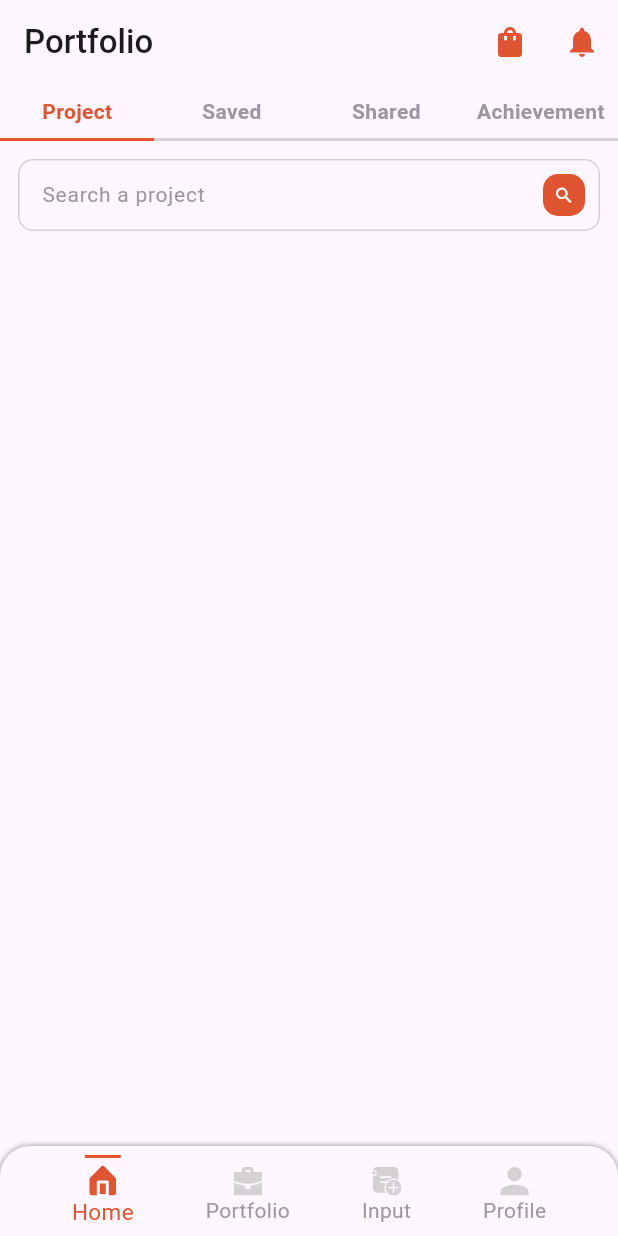
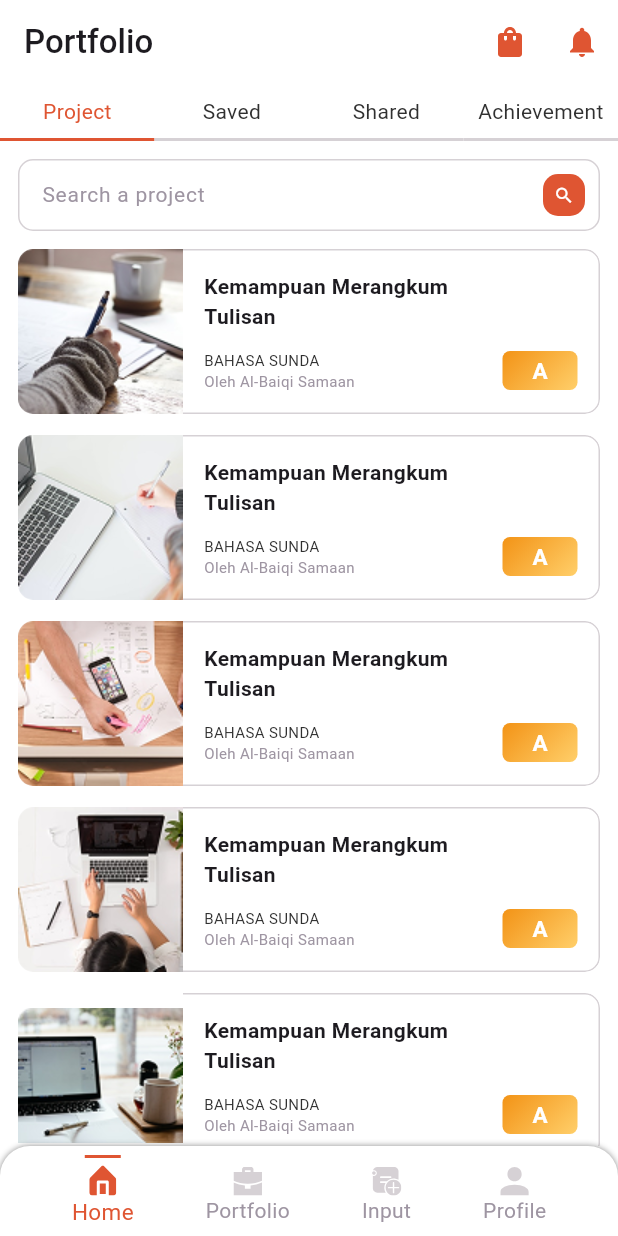
Before and after one commit to tapoban123/yoliday-internship-assignment, a Flutter app: the screen it shows after launch, on a phone screen of 412 x 824 dp. Run offline on Flutter 3.47's test engine with Material 3 defaults, Android fonts, the phone set to English and light mode, and no system bars; our stand-ins replace flutter_svg.

Commit message:
Completed ProjectsScreen

```diff
--- a/assignment_app/lib/custom_colors.dart
+++ b/assignment_app/lib/custom_colors.dart
@@ -9,4 +9,5 @@ class CustomColors {
   static Color textColor = const Color(0xFF303030);
   static Color textGreyColor = const Color(0xFF9E95A2);
   static Color greyColor = const Color(0xFFD6D1D5);
+  static Color whiteColor = const Color(0xFFFFFFFF);
 }
--- a/assignment_app/lib/home_screen.dart
+++ b/assignment_app/lib/home_screen.dart
@@ -77,8 +77,7 @@ class _HomeScreenState extends State<HomeScreen>
                               color:
                                   tabProvider.tabNumber == index
                                       ? CustomColors.deepOrangeColor
-                                      : CustomColors.textGreyColor,
-                              fontWeight: FontWeight.bold,
+                                      : CustomColors.textColor,
                             ),
                           ),
                         ),
--- a/assignment_app/lib/main.dart
+++ b/assignment_app/lib/main.dart
@@ -1,3 +1,4 @@
+import 'package:assignment_app/custom_colors.dart';
 import 'package:assignment_app/home_screen.dart';
 import 'package:assignment_app/providers/bottom_nav_provider.dart';
 import 'package:assignment_app/providers/tab_provider.dart';
@@ -23,6 +24,13 @@ class MyApp extends StatelessWidget {
         debugShowCheckedModeBanner: false,
         theme: ThemeData(
           colorScheme: ColorScheme.fromSeed(seedColor: Colors.deepPurple),
+        ).copyWith(
+          scaffoldBackgroundColor: CustomColors.whiteColor,
+          appBarTheme: AppBarTheme(
+            backgroundColor: CustomColors.whiteColor,
+            surfaceTintColor: CustomColors.whiteColor,
+            shadowColor: CustomColors.whiteColor,
+          ),
         ),
         home: const HomeScreen(),
       ),
--- a/assignment_app/lib/screens/projects_screen.dart
+++ b/assignment_app/lib/screens/projects_screen.dart
@@ -1,8 +1,22 @@
 import 'package:assignment_app/custom_colors.dart';
 import 'package:flutter/material.dart';
+import 'dart:math' as math;
 
-class ProjectsScreen extends StatelessWidget {
+class ProjectsScreen extends StatefulWidget {
   const ProjectsScreen({super.key});
+
+  @override
+  State<ProjectsScreen> createState() => _ProjectsScreenState();
+}
+
+class _ProjectsScreenState extends State<ProjectsScreen> {
+  final List<String> projectImages = [
+    "assets/images/Rectangle 19.png",
+    "assets/images/Rectangle 19 (1).png",
+    "assets/images/Rectangle 19 (2).png",
+    "assets/images/Rectangle 19 (3).png",
+    "assets/images/Rectangle 19 (4).png",
+  ];
 
   @override
   Widget build(BuildContext context) {
@@ -10,7 +24,35 @@ class ProjectsScreen extends StatelessWidget {
       padding: const EdgeInsets.symmetric(horizontal: 12.0).copyWith(top: 12),
       child: Column(
         children: [
-          TextField(
+          _SearchTextField(),
+          SizedBox(height: 12),
+          Expanded(
+            child: ListView.builder(
+              itemCount: projectImages.length,
+              itemBuilder:
+                  (context, index) => Padding(
+                    padding: const EdgeInsets.only(bottom: 14.0),
+                    child: _ProjectTile(
+                      title: "Kemampuan Merangkum Tulisan",
+                      image: projectImages[index],
+                      subtitle: "BAHASA SUNDA",
+                      bottomText: "Oleh Al-Baiqi Samaan",
+                    ),
+                  ),
+            ),
+          ),
+        ],
+      ),
+    );
+  }
+}
+
+class _SearchTextField extends StatelessWidget {
+  const _SearchTextField();
+
+  @override
+  Widget build(BuildContext context) {
+    return TextField(
       decoration: InputDecoration(
         enabledBorder: OutlineInputBorder(
           borderRadius: BorderRadius.circular(10),
@@ -41,8 +83,115 @@ class ProjectsScreen extends StatelessWidget {
       onTapOutside: (event) {
         FocusManager.instance.primaryFocus?.unfocus();
       },
+    );
+  }
+}
+
+class _ProjectTile extends StatelessWidget {
+  final String image;
+  final String title;
+  final String subtitle;
+  final String bottomText;
+
+  const _ProjectTile({
+    required this.title,
+    required this.image,
+    required this.subtitle,
+    required this.bottomText,
+  });
+
+  @override
+  Widget build(BuildContext context) {
+    return ClipRRect(
+      borderRadius: BorderRadius.circular(10),
+      child: Container(
+        height: 110,
+        width: double.infinity,
+        decoration: BoxDecoration(borderRadius: BorderRadius.circular(10)),
+        child: Row(
+          children: [
+            Image.asset(image),
+            Expanded(
+              child: Container(
+                decoration: BoxDecoration(
+                  border: Border(
+                    top: BorderSide(color: CustomColors.greyColor),
+                    right: BorderSide(color: CustomColors.greyColor),
+                    bottom: BorderSide(color: CustomColors.greyColor),
+                  ),
+                  borderRadius: BorderRadius.only(
+                    topRight: Radius.circular(10),
+                    bottomRight: Radius.circular(10),
+                  ),
+                ),
+                padding: EdgeInsets.all(14),
+                child: Column(
+                  crossAxisAlignment: CrossAxisAlignment.start,
+                  mainAxisAlignment: MainAxisAlignment.spaceBetween,
+                  children: [
+                    SizedBox(
+                      width: 200,
+                      child: Text(
+                        title,
+                        style: TextStyle(
+                          fontSize: 14,
+                          fontWeight: FontWeight.bold,
+                        ),
+                      ),
+                    ),
+                    Row(
+                      mainAxisAlignment: MainAxisAlignment.spaceBetween,
+                      children: [
+                        Column(
+                          crossAxisAlignment: CrossAxisAlignment.start,
+                          children: [
+                            Text(
+                              subtitle,
+                              style: TextStyle(
+                                fontSize: 10,
+                                color: CustomColors.textColor,
+                              ),
+                            ),
+                            Text(
+                              bottomText,
+                              style: TextStyle(
+                                fontSize: 10,
+                                color: CustomColors.textGreyColor,
+                              ),
                             ),
                           ],
+                        ),
+                        Container(
+                          width: 50,
+                          height: 26,
+                          decoration: BoxDecoration(
+                            borderRadius: BorderRadius.circular(5),
+                            gradient: LinearGradient(
+                              transform: GradientRotation(math.pi / 4),
+                              colors: [
+                                CustomColors.orangeColor,
+                                CustomColors.yellowColor,
+                              ],
+                            ),
+                          ),
+                          alignment: Alignment.center,
+                          child: Text(
+                            "A",
+                            style: TextStyle(
+                              color: Colors.white,
+                              fontWeight: FontWeight.bold,
+                              fontSize: 15,
+                            ),
+                          ),
+                        ),
+                      ],
+                    ),
+                  ],
+                ),
+              ),
+            ),
+          ],
+        ),
       ),
     );
   }
```
Also changed, not shown: assignment_app/assets/images/Rectangle 19 (1).png (added), assignment_app/assets/images/Rectangle 19 (2).png (added), assignment_app/assets/images/Rectangle 19 (3).png (added), assignment_app/assets/images/Rectangle 19 (4).png (added), assignment_app/assets/images/Rectangle 19.png (added). Lines whose indentation alone changed are shown as unchanged.
